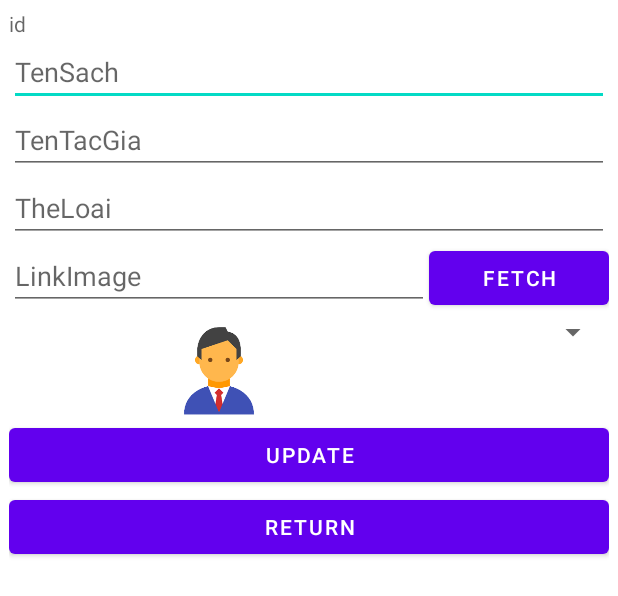
After one commit to Dongocthach/NhatNghiaApp_1, an Android app: the layout book_update_dialog.xml on its own in the app's theme, with its tools: preview values and no code run, on a phone screen of 412 x 824 dp. The commit adds this screen. Shown: the top 596 px of the screen. Run offline under Robolectric (Android 15) with nearby library versions, the phone set to English and light mode, and no system bars.

Commit message:
update code

```diff
--- a/app/src/main/res/layout/activity_main.xml
+++ b/app/src/main/res/layout/activity_main.xml
@@ -21,7 +21,7 @@
     </LinearLayout>
     <com.google.android.material.navigation.NavigationView
         android:id="@+id/navigationView"
-        android:background="#DD7E7E"
+        android:background="#F0EBE3"
         app:itemTextAppearance="@color/white"
         android:layout_width="match_parent"
         android:layout_height="match_parent"
--- /dev/null
+++ b/app/src/main/res/layout/book_update_dialog.xml
@@ -0,0 +1,88 @@
+<?xml version="1.0" encoding="utf-8"?>
+<FrameLayout xmlns:android="http://schemas.android.com/apk/res/android"
+    xmlns:app="http://schemas.android.com/apk/res-auto"
+    xmlns:tools="http://schemas.android.com/tools"
+    android:layout_width="match_parent"
+    android:layout_height="match_parent"
+    android:padding="6dp"
+    android:id="@+id/fragmentContainerView2"
+    tools:context=".Fragment.Fm_bgroup_AddBook">
+
+    <LinearLayout
+        android:layout_width="match_parent"
+        android:layout_height="match_parent"
+        android:orientation="vertical">
+
+        <TextView
+            android:id="@+id/book_ed1"
+            android:layout_width="match_parent"
+            android:layout_height="wrap_content"
+            android:inputType="none"
+            android:hint="id" />
+        <EditText
+            android:id="@+id/book_ed2"
+            android:layout_width="match_parent"
+            android:layout_height="wrap_content"
+            android:hint="TenSach" />
+        <EditText
+            android:id="@+id/book_ed3"
+            android:layout_width="match_parent"
+            android:layout_height="wrap_content"
+            android:hint="TenTacGia" />
+        <EditText
+            android:id="@+id/book_ed4"
+            android:layout_width="match_parent"
+            android:layout_height="wrap_content"
+            android:hint="TheLoai" />
+        <LinearLayout
+            android:orientation="horizontal"
+            android:layout_width="match_parent"
+            android:layout_height="wrap_content">
+            <EditText
+                android:id="@+id/book_ed5"
+                android:layout_width="0dp"
+                android:layout_weight="0.7"
+                android:layout_height="wrap_content"
+                android:hint="LinkImage"/>
+            <Button
+                android:id="@+id/dialog_fetchimage_btn"
+                android:layout_width="0dp"
+                android:layout_weight="0.3"
+                android:layout_height="wrap_content"
+                android:text="Fetch"/>
+        </LinearLayout>
+        <LinearLayout
+            android:layout_width="match_parent"
+            android:layout_height="wrap_content"
+            android:orientation="horizontal">
+            <ImageView
+                android:id="@+id/image_dialog"
+                android:layout_width="0dp"
+                android:layout_weight="0.7"
+                android:layout_height="70dp"
+                android:src="@drawable/adminicon"
+                />
+            <Spinner
+                android:id="@+id/spinner"
+                android:layout_width="0dp"
+                android:layout_weight="0.3"
+                android:layout_height="wrap_content"
+                android:text="Recently Added"></Spinner>
+        </LinearLayout>
+        <Button
+            android:id="@+id/update_btn"
+            android:text="update"
+            android:layout_width="match_parent"
+            android:layout_height="wrap_content">
+
+        </Button>
+
+        <Button
+            android:id="@+id/return_btn"
+            android:layout_width="match_parent"
+            android:layout_height="wrap_content"
+            android:text="return"></Button>
+
+    </LinearLayout>
+
+</FrameLayout>
--- a/app/src/main/res/layout/fragment_fm__image_control.xml
+++ b/app/src/main/res/layout/fragment_fm__image_control.xml
@@ -4,6 +4,7 @@
     xmlns:tools="http://schemas.android.com/tools"
     android:layout_width="match_parent"
     android:layout_height="match_parent"
+    android:background="#E4DCCF"
     tools:context=".MainActivity">
 
     <TextView
@@ -33,6 +34,8 @@
 
     <Button
         android:id="@+id/selectImagebtn"
+        android:background="@drawable/addbook"
+        app:backgroundTint="@null"
         android:layout_width="0dp"
         android:layout_height="70dp"
         android:layout_marginHorizontal="16dp"
@@ -43,6 +46,8 @@
         app:layout_constraintStart_toStartOf="parent" />
 
     <Button
+        android:background="@drawable/addbook"
+        app:backgroundTint="@null"
         android:id="@+id/uploadimagebtn"
         android:layout_width="0dp"
         android:layout_height="70dp"
--- a/app/src/main/res/layout/header_view_layout.xml
+++ b/app/src/main/res/layout/header_view_layout.xml
@@ -3,7 +3,7 @@
     android:layout_width="match_parent"
     android:layout_height="wrap_content"
     android:gravity="center"
-    android:background="#E39696"
+    android:background="#E4DCCF"
     android:orientation="vertical">
 
     <ImageView
```
Also changed, not shown: app/src/main/java/com/example/nhatnghia_app/BookAdapter2.java (added, +106 -0 lines), app/src/main/java/com/example/nhatnghia_app/Fragment/Fm_bgroup_UpdateBook.java (+203 -40 lines), app/src/main/java/com/example/nhatnghia_app/Sach.java (+12 -0 lines), app/src/main/res/layout/fragment_fm_bgroup__update_book.xml (+32 -3 lines), app/src/main/res/layout/item_sach2.xml (added, +46 -0 lines).
